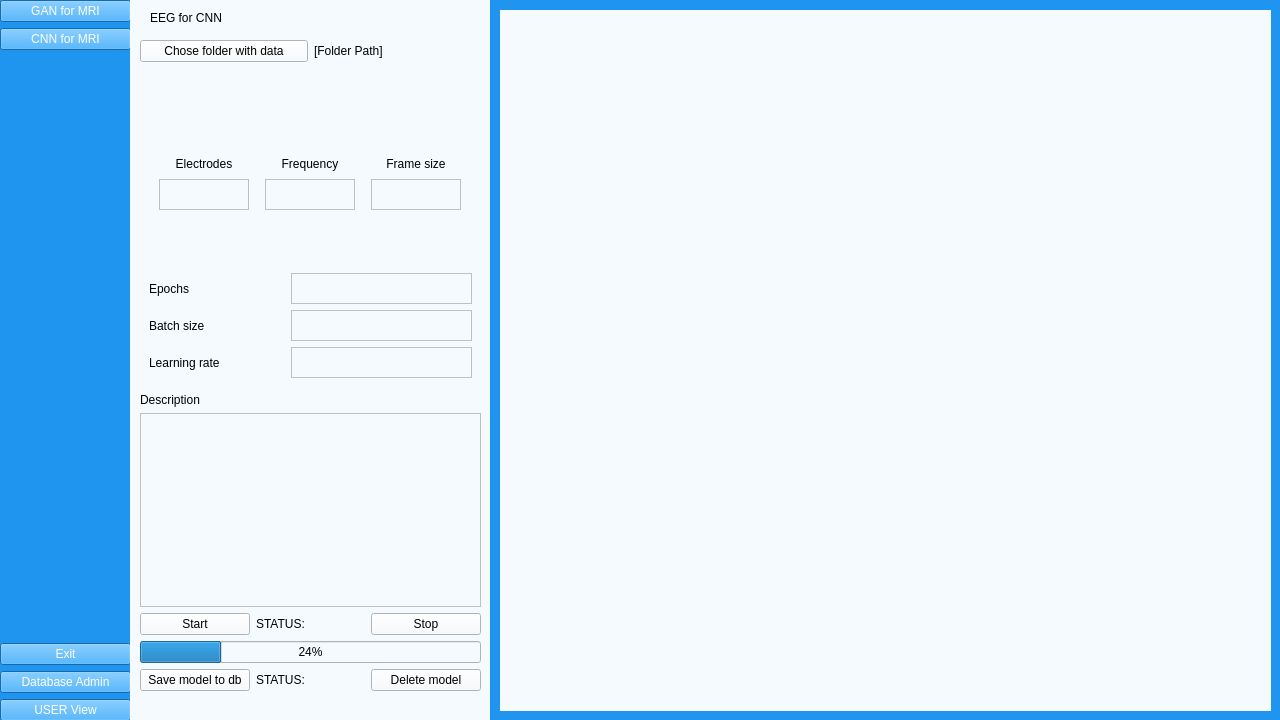
The window that UI/aUI_projekt_EEG.ui (matimusial/ADHDPredictorApp) describes before a commit, drawn with Qt 5.
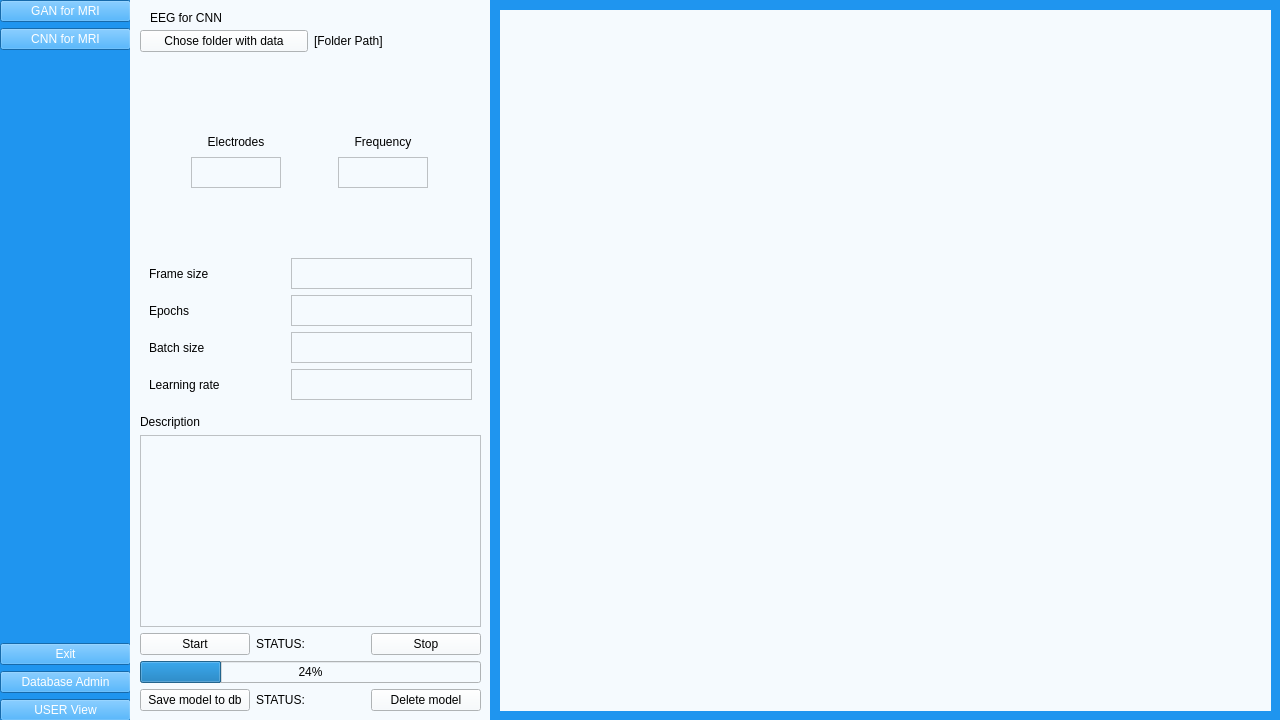
The same window after the commit. Icons and pictures are not drawn.

Commit message: ui z powotem

```diff
--- a/UI/aUI_projekt_EEG.ui
+++ b/UI/aUI_projekt_EEG.ui
@@ -190,9 +190,9 @@
      <property name="geometry">
       <rect>
        <x>10</x>
-       <y>40</y>
+       <y>30</y>
        <width>341</width>
-       <height>651</height>
+       <height>681</height>
       </rect>
      </property>
      <layout class="QVBoxLayout" name="verticalLayout_7">
@@ -224,10 +224,7 @@
       <item>
        <layout class="QVBoxLayout" name="verticalLayout_6">
         <item>
-         <widget class="QWidget" name="widget_2" native="true">
-          <layout class="QVBoxLayout" name="verticalLayout_4">
-           <item>
-            <spacer name="verticalSpacer_2">
+         <spacer name="verticalSpacer_3">
              <property name="orientation">
               <enum>Qt::Vertical</enum>
              </property>
@@ -240,10 +237,8 @@
             </spacer>
            </item>
            <item>
-            <layout class="QHBoxLayout" name="horizontalLayout_4">
-             <item>
-              <layout class="QGridLayout" name="gridLayout_3">
-               <item row="0" column="0">
+         <layout class="QGridLayout" name="gridLayout">
+          <item row="1" column="0">
                 <widget class="QLabel" name="electrodes">
                  <property name="text">
                   <string>Electrodes</string>
@@ -253,7 +248,7 @@
                  </property>
                 </widget>
                </item>
-               <item row="1" column="0">
+          <item row="2" column="0">
                 <widget class="QTextEdit" name="textEdit_electrodes">
                  <property name="minimumSize">
                   <size>
@@ -269,11 +264,7 @@
                  </property>
                 </widget>
                </item>
-              </layout>
-             </item>
-             <item>
-              <layout class="QGridLayout" name="gridLayout">
-               <item row="0" column="0">
+          <item row="1" column="2">
                 <widget class="QLabel" name="frequency">
                  <property name="text">
                   <string>Frequency</string>
@@ -283,7 +274,7 @@
                  </property>
                 </widget>
                </item>
-               <item row="1" column="0">
+          <item row="2" column="2">
                 <widget class="QTextEdit" name="textEdit_frequency">
                  <property name="minimumSize">
                   <size>
@@ -302,49 +293,50 @@
               </layout>
              </item>
              <item>
-              <layout class="QGridLayout" name="gridLayout_2">
-               <item row="0" column="0">
+         <spacer name="verticalSpacer_2">
+          <property name="orientation">
+           <enum>Qt::Vertical</enum>
+          </property>
+          <property name="sizeHint" stdset="0">
+           <size>
+            <width>20</width>
+            <height>40</height>
+           </size>
+          </property>
+         </spacer>
+        </item>
+        <item>
+         <widget class="QWidget" name="widget_2" native="true">
+          <layout class="QVBoxLayout" name="verticalLayout_4">
+           <item>
+            <layout class="QHBoxLayout" name="horizontalLayout_4">
+             <item>
                 <widget class="QLabel" name="frame_size">
                  <property name="text">
                   <string>Frame size</string>
                  </property>
                  <property name="alignment">
-                  <set>Qt::AlignCenter</set>
+                <set>Qt::AlignLeading|Qt::AlignLeft|Qt::AlignVCenter</set>
                  </property>
                 </widget>
                </item>
-               <item row="1" column="0">
+             <item>
                 <widget class="QTextEdit" name="textEdit_frame_size">
                  <property name="minimumSize">
                   <size>
-                   <width>90</width>
+                 <width>181</width>
                    <height>31</height>
                   </size>
                  </property>
                  <property name="maximumSize">
                   <size>
-                   <width>90</width>
+                 <width>181</width>
                    <height>31</height>
                   </size>
                  </property>
                 </widget>
                </item>
               </layout>
-             </item>
-            </layout>
-           </item>
-           <item>
-            <spacer name="verticalSpacer_3">
-             <property name="orientation">
-              <enum>Qt::Vertical</enum>
-             </property>
-             <property name="sizeHint" stdset="0">
-              <size>
-               <width>20</width>
-               <height>40</height>
-              </size>
-             </property>
-            </spacer>
            </item>
            <item>
             <layout class="QHBoxLayout" name="horizontalLayout">
```
Lines whose indentation alone changed are shown as unchanged.
